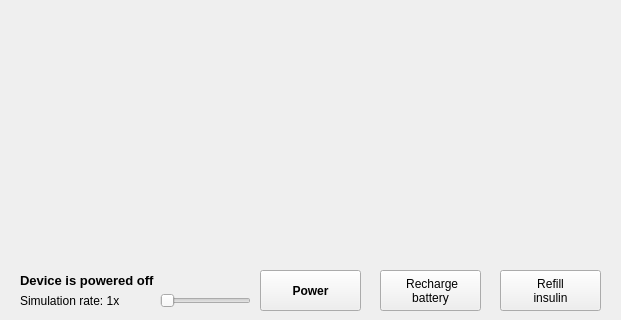
xHWAHx/InsulinPumpSimulator-Group35, file code/device.ui: the form before one commit; both pictures show x 0 to 621 and y 150 to 470 of the 621 by 470 pixel window.
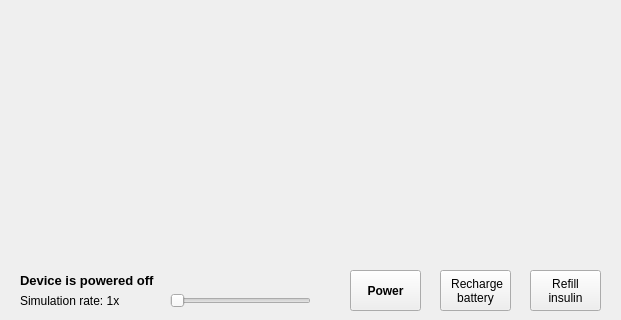
The form after the commit.

The edit to the form file:
```diff
--- a/code/device.ui
+++ b/code/device.ui
@@ -23,9 +23,9 @@
    <widget class="QPushButton" name="powerButton">
     <property name="geometry">
      <rect>
-      <x>260</x>
+      <x>350</x>
       <y>420</y>
-      <width>101</width>
+      <width>71</width>
       <height>41</height>
      </rect>
     </property>
@@ -44,7 +44,7 @@
      <rect>
       <x>20</x>
       <y>420</y>
-      <width>171</width>
+      <width>321</width>
       <height>21</height>
      </rect>
     </property>
@@ -75,9 +75,9 @@
    <widget class="QPushButton" name="chargeBatteryButton">
     <property name="geometry">
      <rect>
-      <x>380</x>
+      <x>440</x>
       <y>420</y>
-      <width>101</width>
+      <width>71</width>
       <height>41</height>
      </rect>
     </property>
@@ -95,9 +95,9 @@
    <widget class="QPushButton" name="refillInsulinButton">
     <property name="geometry">
      <rect>
-      <x>500</x>
+      <x>530</x>
       <y>420</y>
-      <width>101</width>
+      <width>71</width>
       <height>41</height>
      </rect>
     </property>
@@ -128,9 +128,9 @@
    <widget class="QSlider" name="rateSlider">
     <property name="geometry">
      <rect>
-      <x>160</x>
+      <x>170</x>
       <y>440</y>
-      <width>91</width>
+      <width>141</width>
       <height>21</height>
      </rect>
     </property>
```
